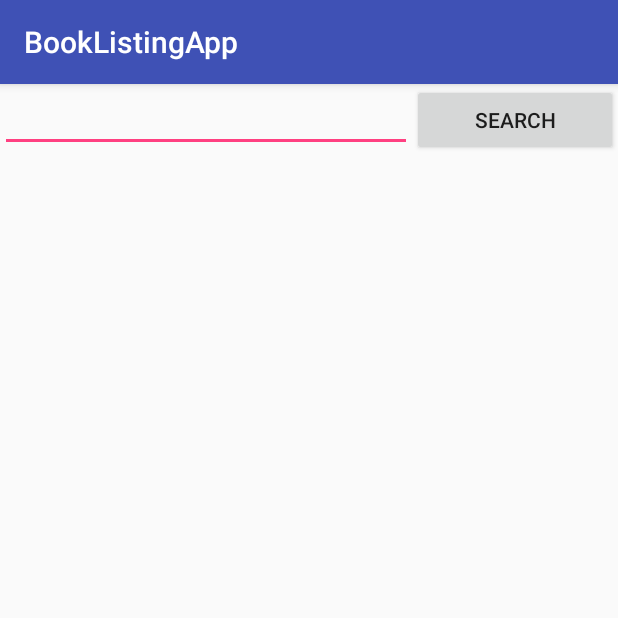
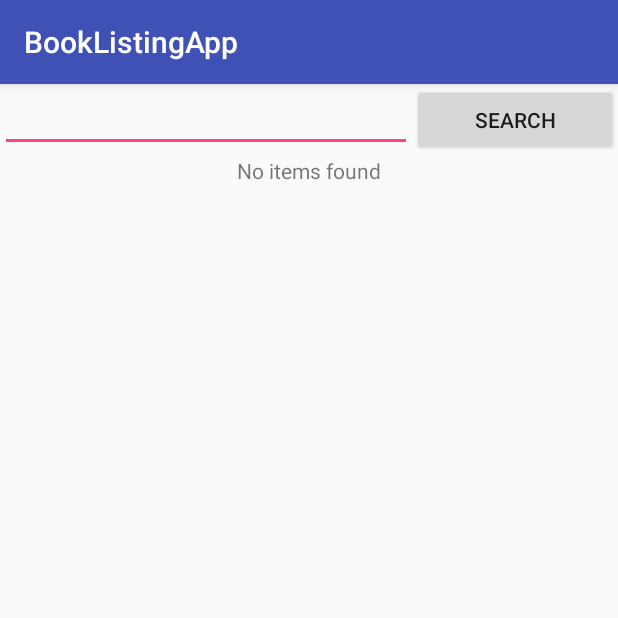
Before and after one commit to damwilin/BookListingApp, an Android app: the screen it shows after launch (MainActivity), on a phone screen of 412 x 824 dp, the top half of it. Run offline under Robolectric (Android 15) with nearby library versions, the phone set to English and light mode, and no system bars; our stand-ins replace ButterKnife.

Commit message:
Added empty view to ListView

```diff
--- a/app/src/main/java/com/wili/android/booklistingapp/MainActivity.java
+++ b/app/src/main/java/com/wili/android/booklistingapp/MainActivity.java
@@ -10,6 +10,7 @@ import android.view.View;
 import android.widget.Button;
 import android.widget.EditText;
 import android.widget.ListView;
+import android.widget.TextView;
 
 import java.util.ArrayList;
 import java.util.List;
@@ -26,6 +27,8 @@ public class MainActivity extends AppCompatActivity implements LoaderManager.Loa
     Button searchButton;
     @BindView(R.id.list_view)
     ListView listView;
+    @BindView(R.id.empty_view)
+    TextView emptyView;
     private String searchUrl;
     private BooksAdapter booksAdapter;
     private LoaderManager loaderManager;
@@ -36,6 +39,7 @@ public class MainActivity extends AppCompatActivity implements LoaderManager.Loa
         setContentView(R.layout.activity_main);
         ButterKnife.bind(this);
         booksAdapter = new BooksAdapter(this, new ArrayList<BookItem>());
+        listView.setEmptyView(emptyView);
         listView.setAdapter(booksAdapter);
         loaderManager = getLoaderManager();
         loaderManager.initLoader(LOADER_ID, null, this);
@@ -54,6 +58,7 @@ public class MainActivity extends AppCompatActivity implements LoaderManager.Loa
 
     @Override
     public void onLoadFinished(Loader<List<BookItem>> loader, List<BookItem> data) {
+        emptyView.setText(R.string.not_found);
         booksAdapter.clear();
         if (data != null)
             booksAdapter.addAll(data);
--- a/app/src/main/res/layout/activity_main.xml
+++ b/app/src/main/res/layout/activity_main.xml
@@ -27,4 +27,9 @@
     android:layout_width="match_parent"
     android:layout_height="match_parent"></ListView>
 
+    <TextView
+        android:id="@+id/empty_view"
+        android:layout_width="wrap_content"
+        android:layout_height="wrap_content"
+        android:layout_gravity="center" />
 </LinearLayout>
--- a/app/src/main/res/values/strings.xml
+++ b/app/src/main/res/values/strings.xml
@@ -1,3 +1,4 @@
 <resources>
     <string name="app_name">BookListingApp</string>
+    <string name="not_found">No items found</string>
 </resources>
```
